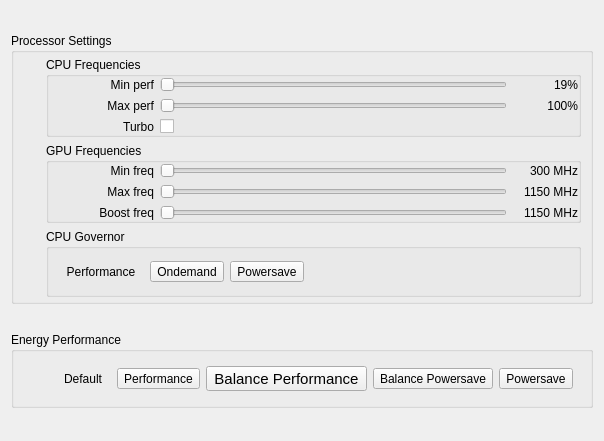
Above: PstateMainWidget.ui from SeptemberHX/dde-pstate before the change. Below: the same form after it.
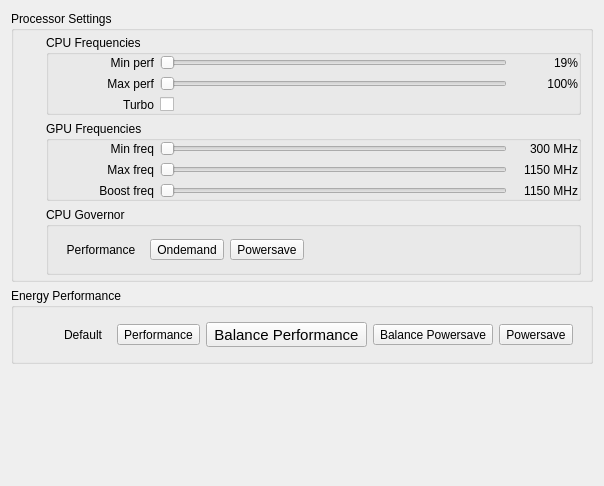
That is the form after the change. Icons and pictures are not drawn.

The edit to the form file:
```diff
--- a/PstateMainWidget.ui
+++ b/PstateMainWidget.ui
@@ -7,7 +7,7 @@
     <x>0</x>
     <y>0</y>
     <width>394</width>
-    <height>441</height>
+    <height>486</height>
    </rect>
   </property>
   <property name="sizePolicy">
@@ -67,7 +67,7 @@
        <number>4</number>
       </property>
       <item>
-       <widget class="QGroupBox" name="groupBox_4">
+       <widget class="QGroupBox" name="groupBox_2">
         <property name="title">
          <string>CPU Frequencies</string>
         </property>
@@ -646,7 +646,7 @@
     </widget>
    </item>
    <item>
-    <widget class="QGroupBox" name="groupBox_2">
+    <widget class="QGroupBox" name="energyGroupBox">
      <property name="enabled">
       <bool>true</bool>
      </property>
@@ -805,6 +805,19 @@
      </layout>
     </widget>
    </item>
+   <item>
+    <spacer name="verticalSpacer">
+     <property name="orientation">
+      <enum>Qt::Vertical</enum>
+     </property>
+     <property name="sizeHint" stdset="0">
+      <size>
+       <width>20</width>
+       <height>40</height>
+      </size>
+     </property>
+    </spacer>
+   </item>
   </layout>
  </widget>
  <resources>
```
Left out of the diff: 4 changed lines with no effect on the pictures.
